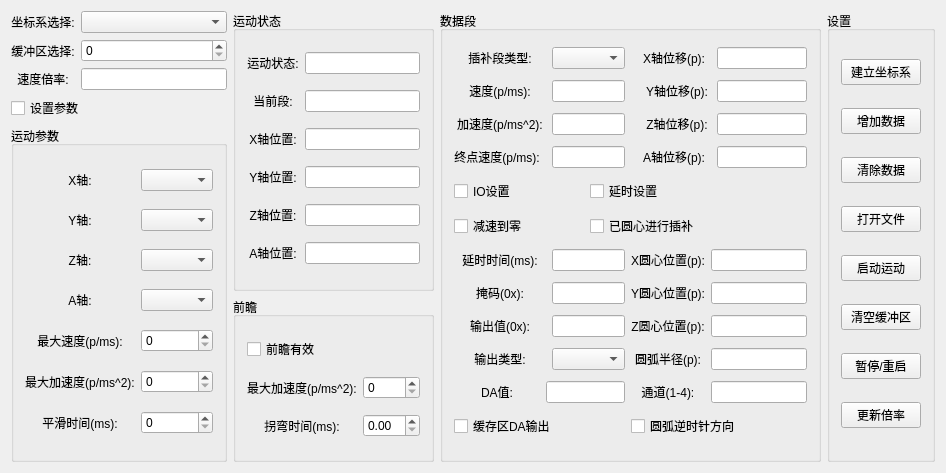
whisper512/GTS, file GTSController/InterpWidget.ui: the form before one commit.
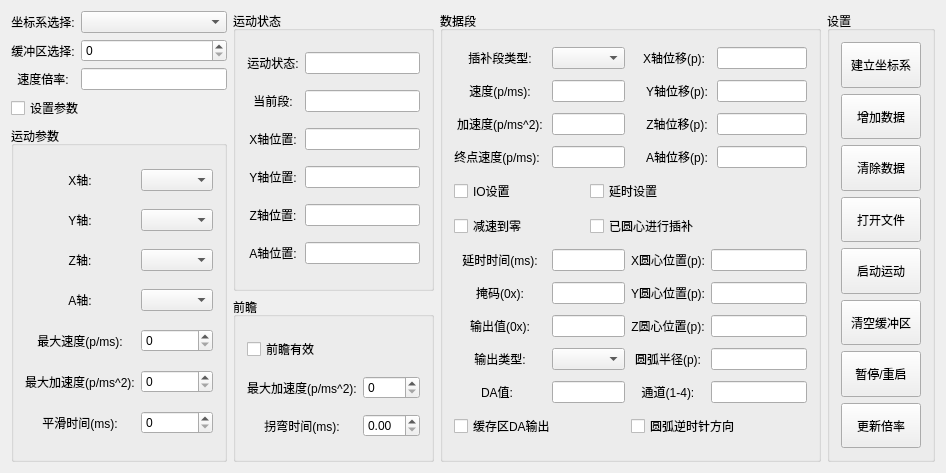
The form after the commit.

Commit message: 界面完成

Patch:
```diff
--- a/GTSController/InterpWidget.ui
+++ b/GTSController/InterpWidget.ui
@@ -263,16 +263,6 @@
         </property>
        </widget>
       </item>
-      <item row="3" column="5">
-       <widget class="QLabel" name="label_23">
-        <property name="text">
-         <string>A轴位移(p):</string>
-        </property>
-        <property name="alignment">
-         <set>Qt::AlignCenter</set>
-        </property>
-       </widget>
-      </item>
       <item row="9" column="4" colspan="2">
        <widget class="QLabel" name="label_30">
         <property name="text">
@@ -392,10 +382,7 @@
        <widget class="QLineEdit" name="lineEdit_11"/>
       </item>
       <item row="9" column="2" colspan="2">
-       <widget class="QLineEdit" name="lineEdit_14"/>
-      </item>
-      <item row="13" column="1" colspan="3">
-       <widget class="QLineEdit" name="lineEdit_21"/>
+       <widget class="QLineEdit" name="lineEdit_delayTime"/>
       </item>
       <item row="14" column="0" colspan="3">
        <widget class="QCheckBox" name="checkBox_7">
@@ -431,7 +418,20 @@
        <widget class="QComboBox" name="comboBox_7"/>
       </item>
       <item row="3" column="2" colspan="2">
-       <widget class="QLineEdit" name="lineEdit_9"/>
+       <widget class="QLineEdit" name="lineEdit_dataSegmentEndVelocity"/>
+      </item>
+      <item row="3" column="5" colspan="2">
+       <widget class="QLabel" name="label_aDisplacement">
+        <property name="text">
+         <string>A轴位移(p):</string>
+        </property>
+        <property name="alignment">
+         <set>Qt::AlignCenter</set>
+        </property>
+       </widget>
+      </item>
+      <item row="13" column="2" colspan="2">
+       <widget class="QLineEdit" name="lineEdit_DA"/>
       </item>
      </layout>
     </widget>
@@ -443,56 +443,104 @@
      </property>
      <layout class="QVBoxLayout" name="verticalLayout">
       <item>
-       <widget class="QPushButton" name="pushButton">
+       <widget class="QPushButton" name="pushButton_setCoordinateSystem">
+        <property name="sizePolicy">
+         <sizepolicy hsizetype="Preferred" vsizetype="Expanding">
+          <horstretch>0</horstretch>
+          <verstretch>0</verstretch>
+         </sizepolicy>
+        </property>
         <property name="text">
          <string>建立坐标系</string>
         </property>
        </widget>
       </item>
       <item>
-       <widget class="QPushButton" name="pushButton_2">
+       <widget class="QPushButton" name="pushButton_addData">
+        <property name="sizePolicy">
+         <sizepolicy hsizetype="Preferred" vsizetype="Expanding">
+          <horstretch>0</horstretch>
+          <verstretch>0</verstretch>
+         </sizepolicy>
+        </property>
         <property name="text">
          <string>增加数据</string>
         </property>
        </widget>
       </item>
       <item>
-       <widget class="QPushButton" name="pushButton_3">
+       <widget class="QPushButton" name="pushButton_clearData">
+        <property name="sizePolicy">
+         <sizepolicy hsizetype="Preferred" vsizetype="Expanding">
+          <horstretch>0</horstretch>
+          <verstretch>0</verstretch>
+         </sizepolicy>
+        </property>
         <property name="text">
          <string>清除数据</string>
         </property>
        </widget>
       </item>
       <item>
-       <widget class="QPushButton" name="pushButton_4">
+       <widget class="QPushButton" name="pushButton_openFile">
+        <property name="sizePolicy">
+         <sizepolicy hsizetype="Preferred" vsizetype="Expanding">
+          <horstretch>0</horstretch>
+          <verstretch>0</verstretch>
+         </sizepolicy>
+        </property>
         <property name="text">
          <string>打开文件</string>
         </property>
        </widget>
       </item>
       <item>
-       <widget class="QPushButton" name="pushButton_5">
+       <widget class="QPushButton" name="pushButton_startMotion">
+        <property name="sizePolicy">
+         <sizepolicy hsizetype="Preferred" vsizetype="Expanding">
+          <horstretch>0</horstretch>
+          <verstretch>0</verstretch>
+         </sizepolicy>
+        </property>
         <property name="text">
          <string>启动运动</string>
         </property>
        </widget>
       </item>
       <item>
-       <widget class="QPushButton" name="pushButton_6">
+       <widget class="QPushButton" name="pushButton_clearBuffer">
+        <property name="sizePolicy">
+         <sizepolicy hsizetype="Preferred" vsizetype="Expanding">
+          <horstretch>0</horstretch>
+          <verstretch>0</verstretch>
+         </sizepolicy>
+        </property>
         <property name="text">
          <string>清空缓冲区</string>
         </property>
        </widget>
       </item>
       <item>
-       <widget class="QPushButton" name="pushButton_7">
+       <widget class="QPushButton" name="pushButton_plauseAndReboot">
+        <property name="sizePolicy">
+         <sizepolicy hsizetype="Preferred" vsizetype="Expanding">
+          <horstretch>0</horstretch>
+          <verstretch>0</verstretch>
+         </sizepolicy>
+        </property>
         <property name="text">
          <string>暂停/重启</string>
         </property>
        </widget>
       </item>
       <item>
-       <widget class="QPushButton" name="pushButton_8">
+       <widget class="QPushButton" name="pushButton_updateSpeedOverride">
+        <property name="sizePolicy">
+         <sizepolicy hsizetype="Preferred" vsizetype="Expanding">
+          <horstretch>0</horstretch>
+          <verstretch>0</verstretch>
+         </sizepolicy>
+        </property>
         <property name="text">
          <string>更新倍率</string>
         </property>
```
Left out of the diff: 160 changed lines with no effect on the pictures. The commit also changes 1 other file.
